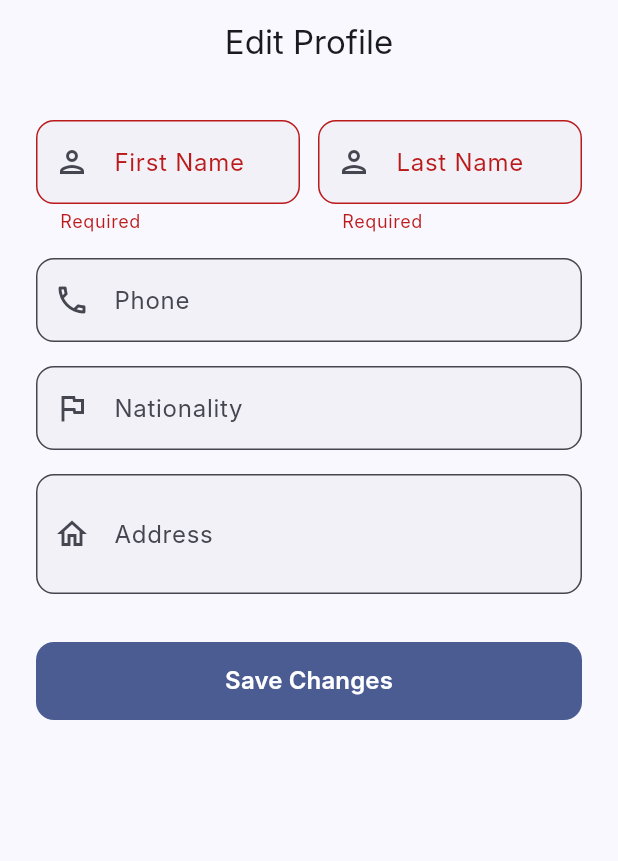
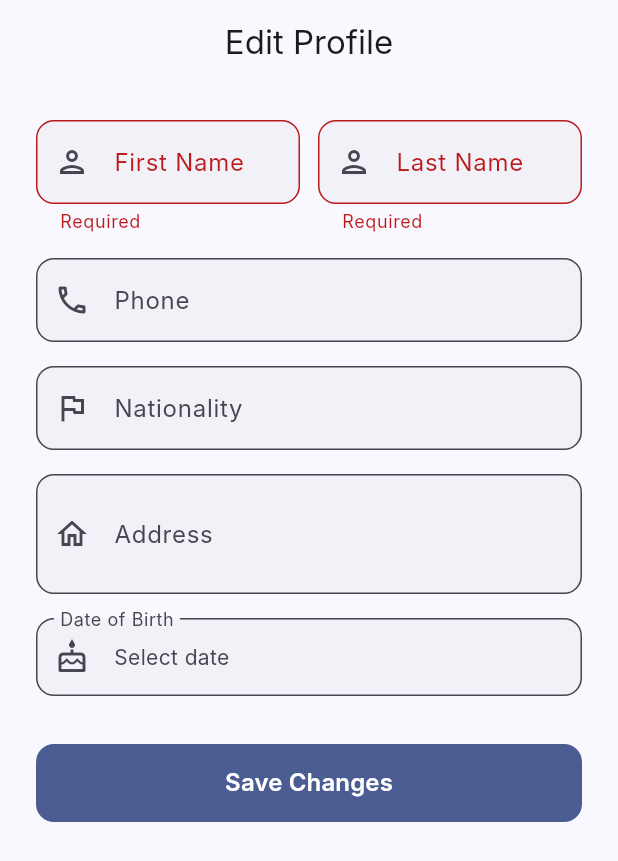
Before and after one commit to tador123/SAAS-APP, a Flutter app: the EditProfileScreen screen opened by its route, after a tap on "Save Changes", on a phone screen of 412 x 824 dp. Shown: the top 861 px of the screen. Run offline on Flutter 3.47's test engine with Material 3 defaults, Android fonts, the phone set to English and light mode, and no system bars; our stand-ins replace connectivity_plus, dio, flutter_riverpod, flutter_secure_storage, go_router, hive_flutter and 2 more; accounts and stored records are empty; network calls fail; Roboto replaces fonts that are missing (Inter).

Commit message:
feat: complete consumer app - ConsumerShell nav, edit profile screen

```diff
--- a/mobile/lib/screens/edit_profile_screen.dart
+++ b/mobile/lib/screens/edit_profile_screen.dart
@@ -17,8 +17,9 @@ class _EditProfileScreenState extends State<EditProfileScreen> {
   final _phoneController = TextEditingController();
   final _nationalityController = TextEditingController();
   final _addressController = TextEditingController();
-  bool _loading = false;
-  bool _initialLoading = true;
+  DateTime? _dateOfBirth;
+  bool _loading = true;
+  bool _saving = false;
 
   @override
   void initState() {
@@ -27,6 +28,7 @@ class _EditProfileScreenState extends State<EditProfileScreen> {
   }
 
   Future<void> _loadProfile() async {
+    try {
       final guest = await GuestAuthService.getStoredGuest();
       if (guest != null) {
         _firstNameController.text = guest['firstName']?.toString() ?? '';
@@ -34,54 +36,63 @@ class _EditProfileScreenState extends State<EditProfileScreen> {
         _phoneController.text = guest['phone']?.toString() ?? '';
         _nationalityController.text = guest['nationality']?.toString() ?? '';
         _addressController.text = guest['address']?.toString() ?? '';
+        if (guest['dateOfBirth'] != null) {
+          _dateOfBirth = DateTime.tryParse(guest['dateOfBirth'].toString());
         }
-    setState(() => _initialLoading = false);
+      }
+    } catch (_) {}
+    setState(() => _loading = false);
   }
 
   Future<void> _save() async {
     if (!_formKey.currentState!.validate()) return;
-    setState(() => _loading = true);
+    setState(() => _saving = true);
     try {
       await GuestAuthService.updateProfile({
         'firstName': _firstNameController.text.trim(),
         'lastName': _lastNameController.text.trim(),
         'phone': _phoneController.text.trim(),
-        'nationality': _nationalityController.text.trim(),
-        'address': _addressController.text.trim(),
+        'nationality': _nationalityController.text.trim().isNotEmpty ? _nationalityController.text.trim() : null,
+        'address': _addressController.text.trim().isNotEmpty ? _addressController.text.trim() : null,
+        'dateOfBirth': _dateOfBirth?.toIso8601String().split('T')[0],
       });
       if (mounted) {
         ScaffoldMessenger.of(context).showSnackBar(
-          const SnackBar(content: Text('Profile updated'), backgroundColor: Colors.green),
+          SnackBar(content: const Text('Profile updated'), backgroundColor: Colors.green.shade700),
         );
         context.pop();
       }
     } on DioException catch (e) {
       if (mounted) {
-        final msg = e.response?.data?['error']?.toString() ?? 'Failed to update profile';
+        final msg = e.response?.data?['error']?.toString() ?? 'Update failed';
         ScaffoldMessenger.of(context).showSnackBar(
           SnackBar(content: Text(msg), backgroundColor: Theme.of(context).colorScheme.error),
         );
       }
     } finally {
-      if (mounted) setState(() => _loading = false);
+      if (mounted) setState(() => _saving = false);
     }
   }
 
-  InputDecoration _inputDecoration(String label, IconData icon) {
-    final theme = Theme.of(context);
-    return InputDecoration(
-      labelText: label,
-      prefixIcon: Icon(icon),
-      border: OutlineInputBorder(borderRadius: BorderRadius.circular(12)),
-      filled: true,
-      fillColor: theme.colorScheme.surfaceContainerHighest.withValues(alpha: 0.3),
+  Future<void> _pickDate() async {
+    final picked = await showDatePicker(
+      context: context,
+      initialDate: _dateOfBirth ?? DateTime(1990),
+      firstDate: DateTime(1920),
+      lastDate: DateTime.now(),
     );
+    if (picked != null) setState(() => _dateOfBirth = picked);
   }
 
   @override
   Widget build(BuildContext context) {
-    if (_initialLoading) {
-      return Scaffold(appBar: AppBar(title: const Text('Edit Profile')), body: const Center(child: CircularProgressIndicator()));
+    final theme = Theme.of(context);
+
+    if (_loading) {
+      return Scaffold(
+        appBar: AppBar(title: const Text('Edit Profile')),
+        body: const Center(child: CircularProgressIndicator()),
+      );
     }
 
     return Scaffold(
@@ -97,7 +108,7 @@ class _EditProfileScreenState extends State<EditProfileScreen> {
                   Expanded(
                     child: TextFormField(
                       controller: _firstNameController,
-                      decoration: _inputDecoration('First Name', Icons.person_outlined),
+                      decoration: _decor('First Name', Icons.person_outlined),
                       validator: (v) => (v == null || v.trim().isEmpty) ? 'Required' : null,
                     ),
                   ),
@@ -105,7 +116,7 @@ class _EditProfileScreenState extends State<EditProfileScreen> {
                   Expanded(
                     child: TextFormField(
                       controller: _lastNameController,
-                      decoration: _inputDecoration('Last Name', Icons.person_outlined),
+                      decoration: _decor('Last Name', Icons.person_outlined),
                       validator: (v) => (v == null || v.trim().isEmpty) ? 'Required' : null,
                     ),
                   ),
@@ -114,30 +125,46 @@ class _EditProfileScreenState extends State<EditProfileScreen> {
               const SizedBox(height: 16),
               TextFormField(
                 controller: _phoneController,
-                decoration: _inputDecoration('Phone', Icons.phone_outlined),
+                decoration: _decor('Phone', Icons.phone_outlined),
                 keyboardType: TextInputType.phone,
               ),
               const SizedBox(height: 16),
               TextFormField(
                 controller: _nationalityController,
-                decoration: _inputDecoration('Nationality', Icons.flag_outlined),
+                decoration: _decor('Nationality', Icons.flag_outlined),
               ),
               const SizedBox(height: 16),
               TextFormField(
                 controller: _addressController,
-                decoration: _inputDecoration('Address', Icons.home_outlined),
+                decoration: _decor('Address', Icons.home_outlined),
                 maxLines: 2,
+              ),
+              const SizedBox(height: 16),
+              InkWell(
+                onTap: _pickDate,
+                borderRadius: BorderRadius.circular(12),
+                child: InputDecorator(
+                  decoration: _decor('Date of Birth', Icons.cake_outlined),
+                  child: Text(
+                    _dateOfBirth != null
+                        ? '${_dateOfBirth!.day}/${_dateOfBirth!.month}/${_dateOfBirth!.year}'
+                        : 'Select date',
+                    style: TextStyle(
+                      color: _dateOfBirth != null ? null : theme.colorScheme.onSurfaceVariant,
+                    ),
+                  ),
+                ),
               ),
               const SizedBox(height: 32),
               SizedBox(
                 width: double.infinity,
                 height: 52,
                 child: FilledButton(
-                  onPressed: _loading ? null : _save,
+                  onPressed: _saving ? null : _save,
                   style: FilledButton.styleFrom(
                     shape: RoundedRectangleBorder(borderRadius: BorderRadius.circular(12)),
                   ),
-                  child: _loading
+                  child: _saving
                       ? const SizedBox(width: 22, height: 22, child: CircularProgressIndicator(strokeWidth: 2, color: Colors.white))
                       : const Text('Save Changes', style: TextStyle(fontSize: 16, fontWeight: FontWeight.w600)),
                 ),
@@ -146,6 +173,16 @@ class _EditProfileScreenState extends State<EditProfileScreen> {
           ),
         ),
       ),
+    );
+  }
+
+  InputDecoration _decor(String label, IconData icon) {
+    return InputDecoration(
+      labelText: label,
+      prefixIcon: Icon(icon),
+      border: OutlineInputBorder(borderRadius: BorderRadius.circular(12)),
+      filled: true,
+      fillColor: Theme.of(context).colorScheme.surfaceContainerHighest.withValues(alpha: 0.3),
     );
   }
 
```
Also changed, not shown: mobile/lib/main.dart (+31 -30 lines). Lines whose indentation alone changed are shown as unchanged.
